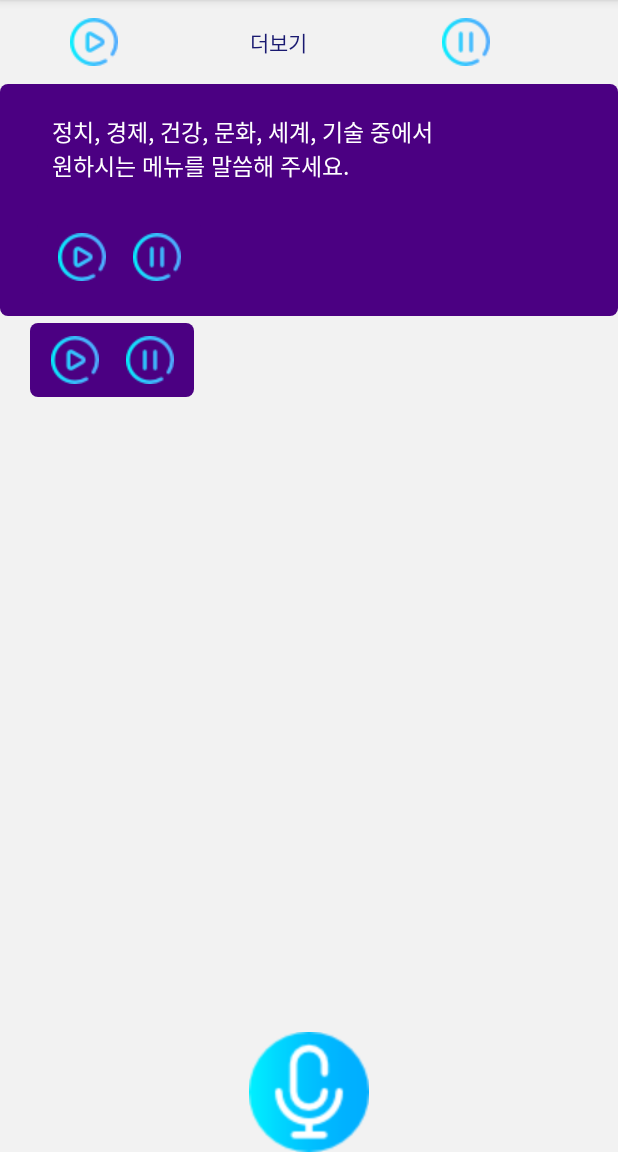
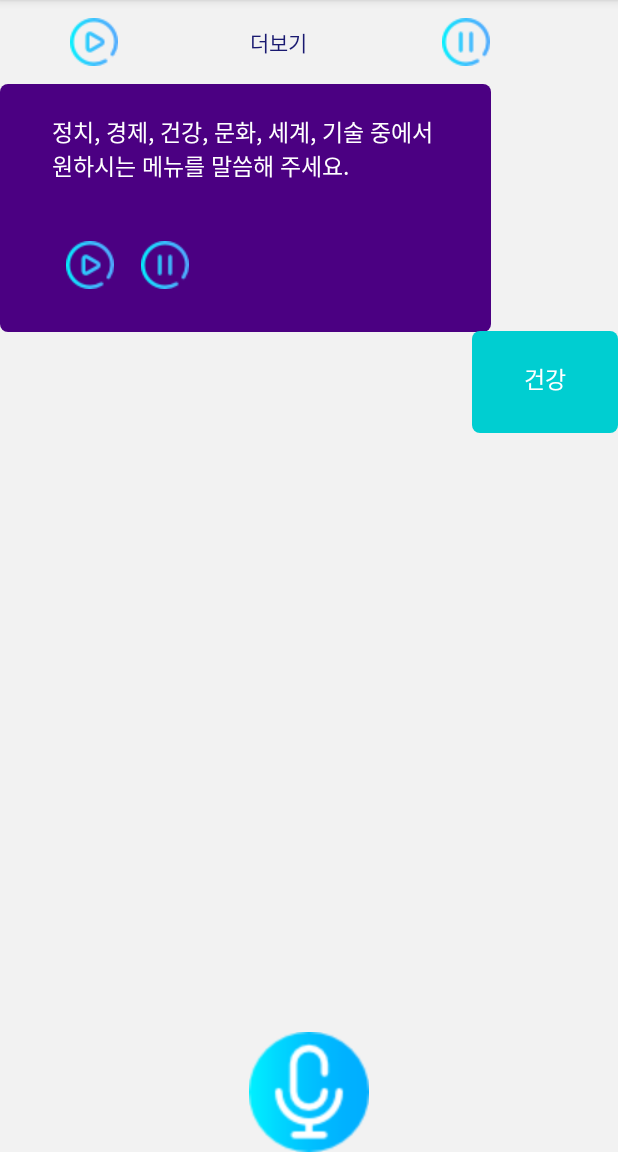
Before and after one commit to ssohyunKim/OnEars, an Android app: the MainActivity screen opened directly, with no data from a screen before it, on a phone screen of 412 x 824 dp, the part 84-1236 px from its top. Run offline under Robolectric (Android 15) with nearby library versions, the phone set to English and light mode, and no system bars.

Commit message:
리스트 항목, 및 코드 정리

```diff
--- a/app/src/main/java/com/example/sohyunkim/onairs/ChatItemType.java
+++ b/app/src/main/java/com/example/sohyunkim/onairs/ChatItemType.java
@@ -2,6 +2,6 @@ package com.example.sohyunkim.onairs;
 
 public enum ChatItemType {
 
-  APP_TEXT_BUTTON,USER
+  APP_TEXT_BUTTON, USER
 
 }
--- a/app/src/main/java/com/example/sohyunkim/onairs/MainActivity.java
+++ b/app/src/main/java/com/example/sohyunkim/onairs/MainActivity.java
@@ -83,9 +83,8 @@ public class MainActivity extends AppCompatActivity {
         // ListView에 어댑터 연결
         m_ListView.setAdapter(m_Adapter);
 
-        m_Adapter.add("정치, 경제, 건강, 문화, 세계, 기술 중에서 \n"+"원하시는 메뉴를 말씀해 주세요.",0);
-        m_Adapter.add("hello", 3);
-        //m_Adapter.add("건강",1);
+        m_Adapter.add("정치, 경제, 건강, 문화, 세계, 기술 중에서 \n"+"원하시는 메뉴를 말씀해 주세요.",ChatItemType.APP_TEXT_BUTTON);
+        m_Adapter.add("건강",ChatItemType.USER);
 
         if (ContextCompat.checkSelfPermission(this,
                 Manifest.permission.RECORD_AUDIO)
@@ -150,15 +149,13 @@ public class MainActivity extends AppCompatActivity {
 
             Log.d("MainActivity","voice result :"+result[0]);
 
-            m_Adapter.add(text,1);
+            m_Adapter.add(text,ChatItemType.USER);
             m_Adapter.notifyDataSetChanged();
 
             Toast.makeText(appContext, text, Toast.LENGTH_LONG).show();
             //Intent intent1 = new Intent(getApplicationContext(),CustomAdapter.class);
             intent1.putExtra("result",text);
             //startActivity(intent1);
-
-
 
             //mMessageView.setText(result[0]);
 
--- a/app/src/main/java/com/example/sohyunkim/onairs/MainListAdapter.java
+++ b/app/src/main/java/com/example/sohyunkim/onairs/MainListAdapter.java
@@ -29,11 +29,11 @@ public class MainListAdapter extends BaseAdapter {
   public class ListContents {
 
     String msg;
-    int type;
+    ChatItemType type;
 
-    ListContents(String _msg, int _type) {
-      this.msg = _msg;
-      this.type = _type;
+    ListContents(String msg, ChatItemType type) {
+      this.msg = msg;
+      this.type = type;
     }
   }
 
@@ -46,9 +46,9 @@ public class MainListAdapter extends BaseAdapter {
   }
 
   // 외부에서 아이템 추가 요청 시 사용
-  public void add(String _msg, int _type) {
+  public void add(String msg, ChatItemType type) {
 
-    m_List.add(new ListContents(_msg, _type));
+    m_List.add(new ListContents(msg, type));
   }
 
   // 외부에서 아이템 삭제 요청 시 사용
@@ -78,7 +78,7 @@ public class MainListAdapter extends BaseAdapter {
     final Context context = parent.getContext();
 
     CustomHolder holder = null;
-    LinearLayout wrappinglayout = null;
+    LinearLayout wrappingLayout = null;
     RelativeLayout chatItemLayout = null;
     TextView textView = null;
     LinearLayout buttonWrapper = null;
@@ -97,7 +97,7 @@ public class MainListAdapter extends BaseAdapter {
           .getSystemService(Context.LAYOUT_INFLATER_SERVICE);
       convertView = inflater.inflate(R.layout.chat_item, parent, false);
 
-      wrappinglayout = (LinearLayout) convertView.findViewById(R.id.layout);
+      wrappingLayout = (LinearLayout) convertView.findViewById(R.id.layout);
       textView = (TextView) convertView.findViewById(R.id.text);
       chatItemLayout = (RelativeLayout) convertView.findViewById(R.id.chatItemLayout);
       buttonWrapper = (LinearLayout) convertView
@@ -106,7 +106,7 @@ public class MainListAdapter extends BaseAdapter {
       pauseBtn = (ImageButton) convertView.findViewById(R.id.pause_button);
 
       holder = new CustomHolder();
-      holder.wrappinglayout = wrappinglayout;
+      holder.wrappingLayout = wrappingLayout;
       holder.textView = textView;
       holder.chatItemLayout = chatItemLayout;
       holder.buttonWrapper = buttonWrapper;
@@ -119,7 +119,7 @@ public class MainListAdapter extends BaseAdapter {
       Log.d("MainListAdapter", "msg : " + m_List.get(position).msg);
       Log.d("MainListAdapter", "type : " + m_List.get(position).type);
       holder = (CustomHolder) convertView.getTag();
-      wrappinglayout = holder.wrappinglayout;
+      wrappingLayout = holder.wrappingLayout;
       textView = holder.textView;
       chatItemLayout = holder.chatItemLayout;
       buttonWrapper = holder.buttonWrapper;
@@ -155,44 +155,24 @@ public class MainListAdapter extends BaseAdapter {
       }
     });
 
-    if (m_List.get(position).type == 0) {
+    if (m_List.get(position).type == ChatItemType.APP_TEXT_BUTTON) {
       Log.d("MainListAdapter", "hello my pos is : " + position);
       Log.d("MainListAdapter", "my text is : " + textView.getText());
       Log.d("MainListAdapter", "my text is : " + textView.getId());
-      Log.d("MainListAdapter", "my layout is : " + wrappinglayout.getId());
+      Log.d("MainListAdapter", "my layout is : " + wrappingLayout.getId());
       textView.setVisibility(View.VISIBLE);
-      //textView.setBackgroundResource(R.drawable.other_balloon_shape);
-      wrappinglayout.setGravity(Gravity.LEFT);
       chatItemLayout.setBackgroundResource(R.drawable.other_balloon_shape);
+      wrappingLayout.setGravity(Gravity.LEFT);
       buttonWrapper.setVisibility(View.VISIBLE);
       playBtn.setVisibility(View.VISIBLE);
       pauseBtn.setVisibility(View.VISIBLE);
-    } else if (m_List.get(position).type == 1) {
+    } else if (m_List.get(position).type == ChatItemType.USER) {
       textView.setVisibility(View.VISIBLE);
       buttonWrapper.setVisibility(View.GONE);
       playBtn.setVisibility(View.GONE);
       pauseBtn.setVisibility(View.GONE);
-      textView.setBackgroundResource(R.drawable.my_balloon_shape);
-      wrappinglayout.setGravity(Gravity.RIGHT);
-    } else if (m_List.get(position).type == 2) {
-      textView.setVisibility(View.VISIBLE);
-      textView.setBackgroundResource(R.drawable.datebg);
-      buttonWrapper.setVisibility(View.GONE);
-      playBtn.setVisibility(View.GONE);
-      pauseBtn.setVisibility(View.GONE);
-      wrappinglayout.setGravity(Gravity.CENTER);
-    } else if (m_List.get(position).type == 3) {
-      buttonWrapper.setBackgroundResource(R.drawable.other_balloon_shape);
-      buttonWrapper.setVisibility(View.VISIBLE);
-      playBtn.setVisibility(View.VISIBLE);
-      pauseBtn.setVisibility(View.VISIBLE);
-      Log.d("MainListAdapter", "hello my pos is : " + position);
-      Log.d("MainListAdapter", "my text is : " + textView.getText());
-      Log.d("MainListAdapter", "my text is : " + textView.getId());
-      Log.d("MainListAdapter", "my layout is : " + wrappinglayout.getId());
-      //text.setBackgroundResource(R.drawable.other_balloon_shape);
-      wrappinglayout.setGravity(Gravity.LEFT);
-      textView.setVisibility(View.GONE);
+      chatItemLayout.setBackgroundResource(R.drawable.my_balloon_shape);
+      wrappingLayout.setGravity(Gravity.RIGHT);
     }
 
     // 리스트 아이템을 터치 했을 때 이벤트 발생
@@ -221,7 +201,7 @@ public class MainListAdapter extends BaseAdapter {
 
   private class CustomHolder {
 
-    LinearLayout wrappinglayout;
+    LinearLayout wrappingLayout;
     RelativeLayout chatItemLayout;
     TextView textView;
     LinearLayout buttonWrapper;
--- a/app/src/main/res/layout/chat_item.xml
+++ b/app/src/main/res/layout/chat_item.xml
@@ -9,8 +9,8 @@
   android:orientation="horizontal">
   <RelativeLayout
     android:id="@+id/chatItemLayout"
-    android:layout_width="match_parent"
-    android:layout_height="match_parent">
+    android:layout_width="wrap_content"
+    android:layout_height="wrap_content">
 
     <!--<View
       android:id="@+id/imageViewleft"
```
